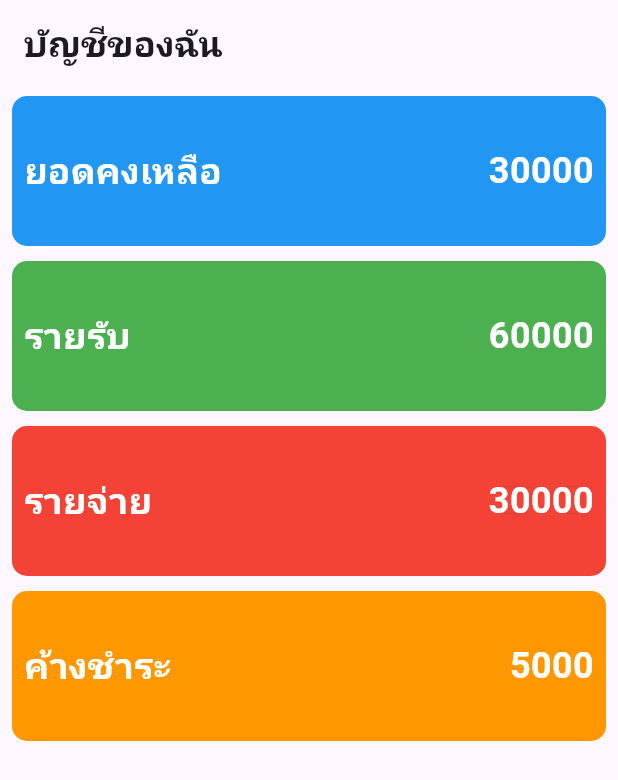
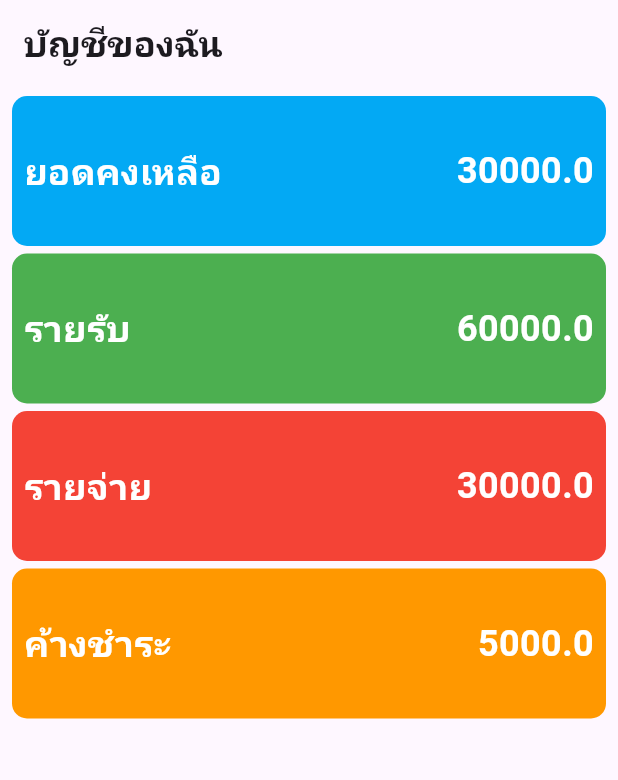
Before and after one commit to Ace-Phatcharapol/Learning-Flutter, a Flutter app: the screen it shows after launch, on a phone screen of 412 x 824 dp. Shown: the top 780 px of the screen. Run offline on Flutter 3.47's test engine with Material 3 defaults, Android fonts, the phone set to English and light mode, and no system bars.

Commit message:
Create widget prototype

```diff
--- /dev/null
+++ b/lib/MoneyBox.dart
@@ -0,0 +1,41 @@
+import 'package:flutter/material.dart';
+
+//สร้าง container ต้นแบบ
+class MoneyBox extends StatelessWidget {
+  String title; //ชื่อหมวดหมู่
+  double amount; //จำนวนเงิน
+  Color color; //สีของกล่อง
+  double size; //ขนาดของกล่อง
+
+  MoneyBox(this.title, this.amount, this.color, this.size);
+
+  @override
+  Widget build(BuildContext context) {
+    return Container(
+      padding: const EdgeInsets.all(8.0),
+      decoration:
+          BoxDecoration(color: color, borderRadius: BorderRadius.circular(10)),
+      height: size,
+      child: Row(
+        crossAxisAlignment: CrossAxisAlignment.center,
+        children: [
+          Text(
+            title,
+            style: TextStyle(
+                fontSize: 24, color: Colors.white, fontWeight: FontWeight.w700),
+          ),
+          Expanded(
+            child: Text(
+              amount.toString(),
+              style: TextStyle(
+                  fontSize: 24,
+                  color: Colors.white,
+                  fontWeight: FontWeight.w700),
+              textAlign: TextAlign.right,
+            ),
+          ),
+        ],
+      ),
+    );
+  }
+}
--- a/lib/main.dart
+++ b/lib/main.dart
@@ -1,5 +1,5 @@
 import 'package:flutter/material.dart';
-import 'package:flutter/widgets.dart';
+import 'MoneyBox.dart';
 
 void main() {
   runApp(MyApp());
@@ -36,129 +36,13 @@ class _MyHomePageState extends State<MyHomePage> {
           padding: const EdgeInsets.all(8.0),
           child: Column(
             children: [
-              Container(
-                padding: const EdgeInsets.all(8.0),
-                decoration: BoxDecoration(
-                    color: Colors.blue,
-                    borderRadius: BorderRadius.circular(10)),
-                height: 100,
-                child: Row(
-                  crossAxisAlignment: CrossAxisAlignment.center,
-                  children: [
-                    Text(
-                      "ยอดคงเหลือ ",
-                      style: TextStyle(
-                          fontSize: 24,
-                          color: Colors.white,
-                          fontWeight: FontWeight.w700),
-                    ),
-                    Expanded(
-                      child: Text(
-                        "30000",
-                        style: TextStyle(
-                            fontSize: 24,
-                            color: Colors.white,
-                            fontWeight: FontWeight.w700),
-                        textAlign: TextAlign.right,
-                      ),
-                    ),
-                  ],
-                ),
-              ),
-              SizedBox(
-                height: 10,
-              ),
-              Container(
-                padding: const EdgeInsets.all(8.0),
-                decoration: BoxDecoration(
-                    color: Colors.green,
-                    borderRadius: BorderRadius.circular(10)),
-                height: 100,
-                child: Row(
-                  crossAxisAlignment: CrossAxisAlignment.center,
-                  children: [
-                    Text(
-                      "รายรับ ",
-                      style: TextStyle(
-                          fontSize: 24,
-                          color: Colors.white,
-                          fontWeight: FontWeight.w700),
-                    ),
-                    Expanded(
-                      child: Text(
-                        "60000",
-                        style: TextStyle(
-                            fontSize: 24,
-                            color: Colors.white,
-                            fontWeight: FontWeight.w700),
-                        textAlign: TextAlign.right,
-                      ),
-                    ),
-                  ],
-                ),
-              ),
-              SizedBox(
-                height: 10,
-              ),
-              Container(
-                padding: const EdgeInsets.all(8.0),
-                decoration: BoxDecoration(
-                    color: Colors.red, borderRadius: BorderRadius.circular(10)),
-                height: 100,
-                child: Row(
-                  crossAxisAlignment: CrossAxisAlignment.center,
-                  children: [
-                    Text(
-                      "รายจ่าย ",
-                      style: TextStyle(
-                          fontSize: 24,
-                          color: Colors.white,
-                          fontWeight: FontWeight.w700),
-                    ),
-                    Expanded(
-                      child: Text(
-                        "30000",
-                        style: TextStyle(
-                            fontSize: 24,
-                            color: Colors.white,
-                            fontWeight: FontWeight.w700),
-                        textAlign: TextAlign.right,
-                      ),
-                    ),
-                  ],
-                ),
-              ),
-              SizedBox(
-                height: 10,
-              ),
-              Container(
-                padding: const EdgeInsets.all(8.0),
-                decoration: BoxDecoration(
-                    color: Colors.orange, borderRadius: BorderRadius.circular(10)),
-                height: 100,
-                child: Row(
-                  crossAxisAlignment: CrossAxisAlignment.center,
-                  children: [
-                    Text(
-                      "ค้างชำระ ",
-                      style: TextStyle(
-                          fontSize: 24,
-                          color: Colors.white,
-                          fontWeight: FontWeight.w700),
-                    ),
-                    Expanded(
-                      child: Text(
-                        "5000",
-                        style: TextStyle(
-                            fontSize: 24,
-                            color: Colors.white,
-                            fontWeight: FontWeight.w700),
-                        textAlign: TextAlign.right,
-                      ),
-                    ),
-                  ],
-                ),
-              ),
+              MoneyBox("ยอดคงเหลือ", 30000, Colors.lightBlue, 100),
+              SizedBox(height: 5,),
+              MoneyBox("รายรับ", 60000, Colors.green, 100),
+              SizedBox(height: 5,),
+              MoneyBox("รายจ่าย", 30000, Colors.red, 100),
+              SizedBox(height: 5,),
+              MoneyBox("ค้างชำระ", 5000, Colors.orange, 100),
             ],
           ),
         ));
```
